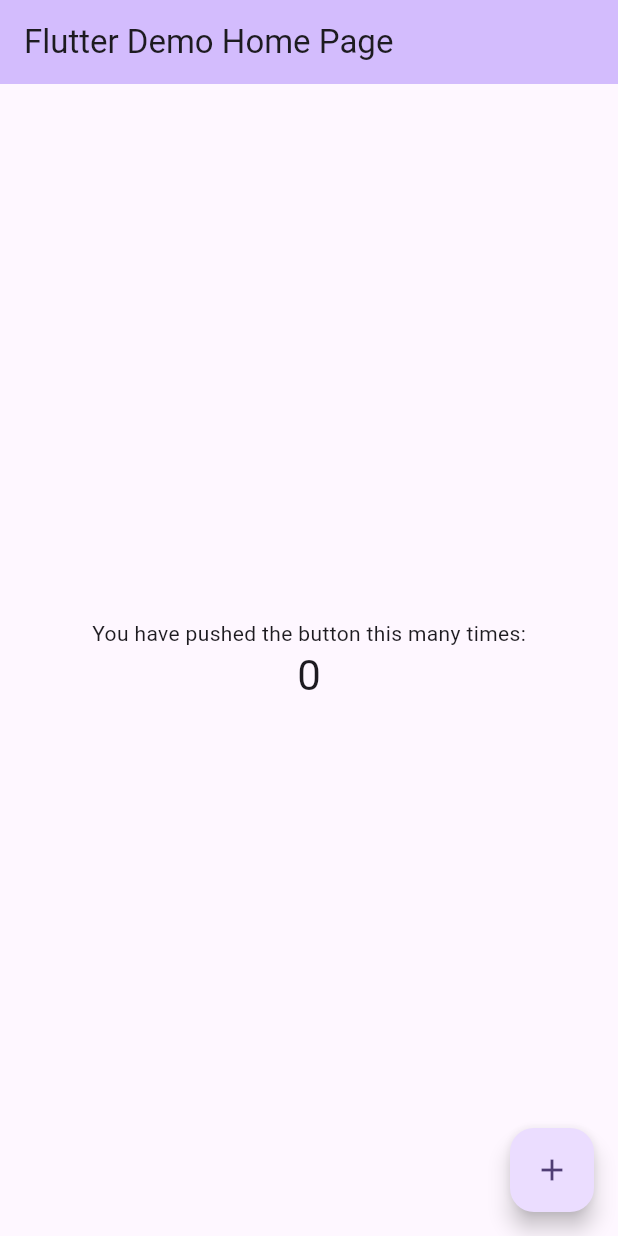
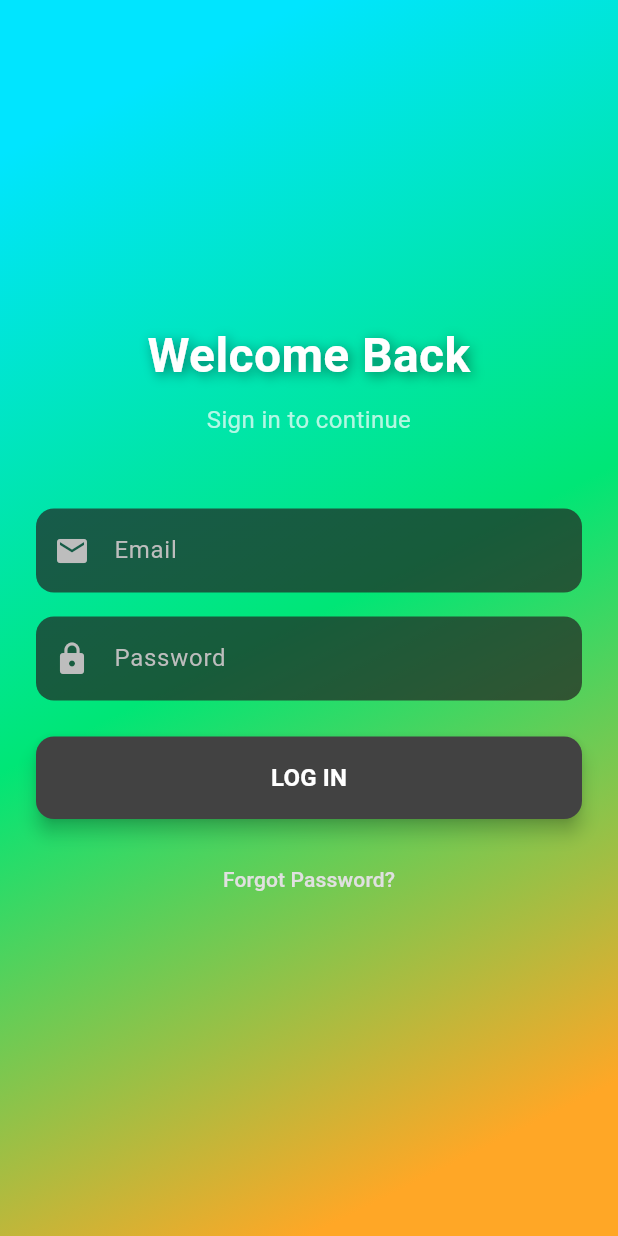
Before and after one commit to EduShare000/EduShare, a Flutter app: the screen it shows after launch, on a phone screen of 412 x 824 dp. Run offline on Flutter 3.47's test engine with Material 3 defaults, Android fonts, the phone set to English and light mode, and no system bars.

Commit message:
Added landingPage

```diff
--- a/edushare/lib/main.dart
+++ b/edushare/lib/main.dart
@@ -7,116 +7,131 @@ void main() {
 class MyApp extends StatelessWidget {
   const MyApp({super.key});
 
-  // This widget is the root of your application.
   @override
   Widget build(BuildContext context) {
     return MaterialApp(
-      title: 'Flutter Demo',
-      theme: ThemeData(
-        // This is the theme of your application.
-        //
-        // TRY THIS: Try running your application with "flutter run". You'll see
-        // the application has a purple toolbar. Then, without quitting the app,
-        // try changing the seedColor in the colorScheme below to Colors.green
-        // and then invoke "hot reload" (save your changes or press the "hot
-        // reload" button in a Flutter-supported IDE, or press "r" if you used
-        // the command line to start the app).
-        //
-        // Notice that the counter didn't reset back to zero; the application
-        // state is not lost during the reload. To reset the state, use hot
-        // restart instead.
-        //
-        // This works for code too, not just values: Most code changes can be
-        // tested with just a hot reload.
-        colorScheme: ColorScheme.fromSeed(seedColor: Colors.deepPurple),
-      ),
-      home: const MyHomePage(title: 'Flutter Demo Home Page'),
+      title: 'Flutter Gradient Login',
+      debugShowCheckedModeBanner: false,
+      theme: ThemeData(brightness: Brightness.dark, primarySwatch: Colors.grey),
+      home: const LoginPage(),
     );
   }
 }
 
-class MyHomePage extends StatefulWidget {
-  const MyHomePage({super.key, required this.title});
-
-  // This widget is the home page of your application. It is stateful, meaning
-  // that it has a State object (defined below) that contains fields that affect
-  // how it looks.
-
-  // This class is the configuration for the state. It holds the values (in this
-  // case the title) provided by the parent (in this case the App widget) and
-  // used by the build method of the State. Fields in a Widget subclass are
-  // always marked "final".
-
-  final String title;
-
-  @override
-  State<MyHomePage> createState() => _MyHomePageState();
-}
-
-class _MyHomePageState extends State<MyHomePage> {
-  int _counter = 0;
-
-  void _incrementCounter() {
-    setState(() {
-      // This call to setState tells the Flutter framework that something has
-      // changed in this State, which causes it to rerun the build method below
-      // so that the display can reflect the updated values. If we changed
-      // _counter without calling setState(), then the build method would not be
-      // called again, and so nothing would appear to happen.
-      _counter++;
-    });
-  }
+class LoginPage extends StatelessWidget {
+  const LoginPage({super.key});
 
   @override
   Widget build(BuildContext context) {
-    // This method is rerun every time setState is called, for instance as done
-    // by the _incrementCounter method above.
-    //
-    // The Flutter framework has been optimized to make rerunning build methods
-    // fast, so that you can just rebuild anything that needs updating rather
-    // than having to individually change instances of widgets.
     return Scaffold(
-      appBar: AppBar(
-        // TRY THIS: Try changing the color here to a specific color (to
-        // Colors.amber, perhaps?) and trigger a hot reload to see the AppBar
-        // change color while the other colors stay the same.
-        backgroundColor: Theme.of(context).colorScheme.inversePrimary,
-        // Here we take the value from the MyHomePage object that was created by
-        // the App.build method, and use it to set our appbar title.
-        title: Text(widget.title),
-      ),
-      body: Center(
-        // Center is a layout widget. It takes a single child and positions it
-        // in the middle of the parent.
-        child: Column(
-          // Column is also a layout widget. It takes a list of children and
-          // arranges them vertically. By default, it sizes itself to fit its
-          // children horizontally, and tries to be as tall as its parent.
-          //
-          // Column has various properties to control how it sizes itself and
-          // how it positions its children. Here we use mainAxisAlignment to
-          // center the children vertically; the main axis here is the vertical
-          // axis because Columns are vertical (the cross axis would be
-          // horizontal).
-          //
-          // TRY THIS: Invoke "debug painting" (choose the "Toggle Debug Paint"
-          // action in the IDE, or press "p" in the console), to see the
-          // wireframe for each widget.
-          mainAxisAlignment: MainAxisAlignment.center,
-          children: <Widget>[
-            const Text('You have pushed the button this many times:'),
-            Text(
-              '$_counter',
-              style: Theme.of(context).textTheme.headlineMedium,
+      body: Container(
+        decoration: BoxDecoration(
+          gradient: LinearGradient(
+            begin: Alignment.topLeft,
+            end: Alignment.bottomRight,
+            stops: const [0.1, 0.5, 0.9],
+            colors: [
+              Colors.cyanAccent[400]!,
+              Colors.greenAccent[400]!,
+              Colors.orange[400]!,
+            ],
+          ),
+        ),
+        child: Center(
+          child: Padding(
+            padding: const EdgeInsets.symmetric(horizontal: 24.0),
+            child: Column(
+              mainAxisAlignment: MainAxisAlignment.center,
+              crossAxisAlignment: CrossAxisAlignment.stretch,
+              children: <Widget>[
+                const Text(
+                  'Welcome Back',
+                  textAlign: TextAlign.center,
+                  style: TextStyle(
+                    color: Colors.white,
+                    fontSize: 32.0,
+                    fontWeight: FontWeight.bold,
+                    shadows: [
+                      Shadow(
+                        blurRadius: 10.0,
+                        color: Colors.black45,
+                        offset: Offset(2.0, 2.0),
+                      ),
+                    ],
+                  ),
+                ),
+                const SizedBox(height: 8.0),
+                const Text(
+                  'Sign in to continue',
+                  textAlign: TextAlign.center,
+                  style: TextStyle(color: Colors.white70, fontSize: 16.0),
+                ),
+                const SizedBox(height: 48.0),
+
+                TextField(
+                  keyboardType: TextInputType.emailAddress,
+                  style: const TextStyle(color: Colors.grey),
+                  decoration: InputDecoration(
+                    hintText: 'Email',
+                    hintStyle: TextStyle(color: Colors.grey[400]),
+                    filled: true,
+                    fillColor: Colors.grey[900]!.withOpacity(0.7),
+                    prefixIcon: Icon(Icons.email, color: Colors.grey[400]),
+                    border: OutlineInputBorder(
+                      borderRadius: BorderRadius.circular(12.0),
+                      borderSide: BorderSide.none,
+                    ),
+                  ),
+                ),
+                const SizedBox(height: 16.0),
+
+                TextField(
+                  obscureText: true,
+                  style: const TextStyle(color: Colors.grey),
+                  decoration: InputDecoration(
+                    hintText: 'Password',
+                    hintStyle: TextStyle(color: Colors.grey[400]),
+                    filled: true,
+                    fillColor: Colors.grey[900]!.withOpacity(0.7),
+                    prefixIcon: Icon(Icons.lock, color: Colors.grey[400]),
+                    border: OutlineInputBorder(
+                      borderRadius: BorderRadius.circular(12.0),
+                      borderSide: BorderSide.none,
+                    ),
+                  ),
+                ),
+                const SizedBox(height: 24.0),
+
+                ElevatedButton(
+                  onPressed: () {},
+                  style: ElevatedButton.styleFrom(
+                    backgroundColor: Colors.grey[800],
+                    foregroundColor: Colors.white,
+                    padding: const EdgeInsets.symmetric(vertical: 16.0),
+                    shape: RoundedRectangleBorder(
+                      borderRadius: BorderRadius.circular(12.0),
+                    ),
+                    elevation: 5,
+                  ),
+                  child: const Text(
+                    'LOG IN',
+                    style: TextStyle(fontSize: 16, fontWeight: FontWeight.bold),
+                  ),
+                ),
+                const SizedBox(height: 16.0),
+
+                TextButton(
+                  onPressed: () {},
+                  child: Text(
+                    'Forgot Password?',
+                    style: TextStyle(color: Colors.grey[300]),
+                  ),
+                ),
+              ],
             ),
-          ],
+          ),
         ),
       ),
-      floatingActionButton: FloatingActionButton(
-        onPressed: _incrementCounter,
-        tooltip: 'Increment',
-        child: const Icon(Icons.add),
-      ), // This trailing comma makes auto-formatting nicer for build methods.
     );
   }
 }
```
